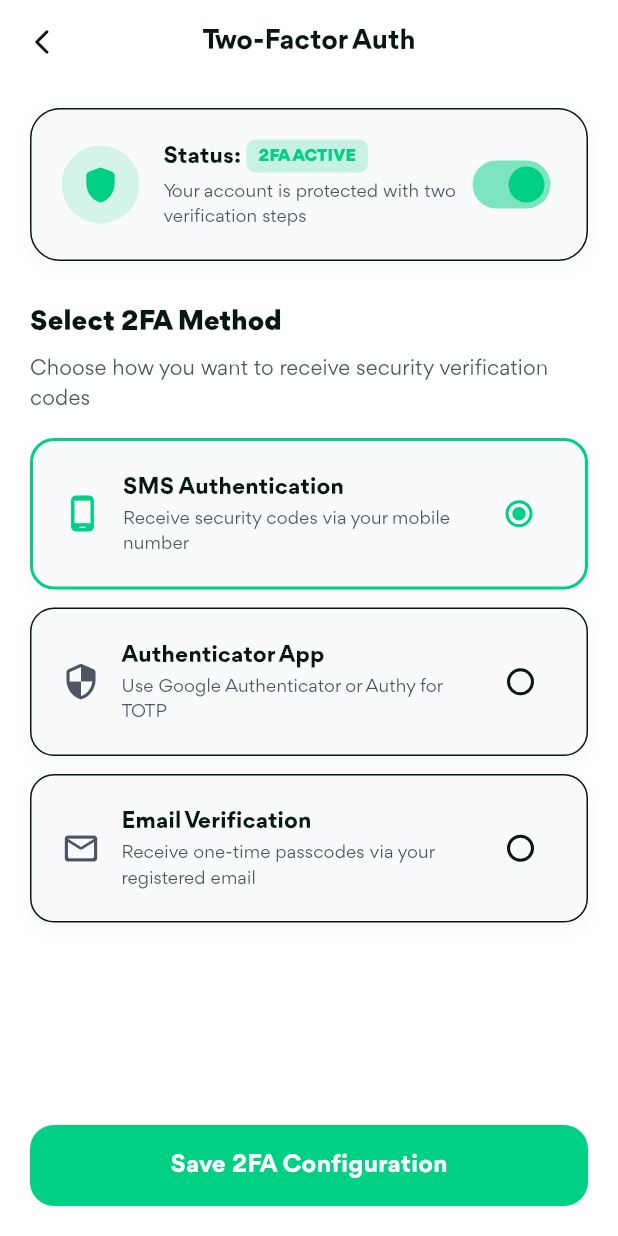
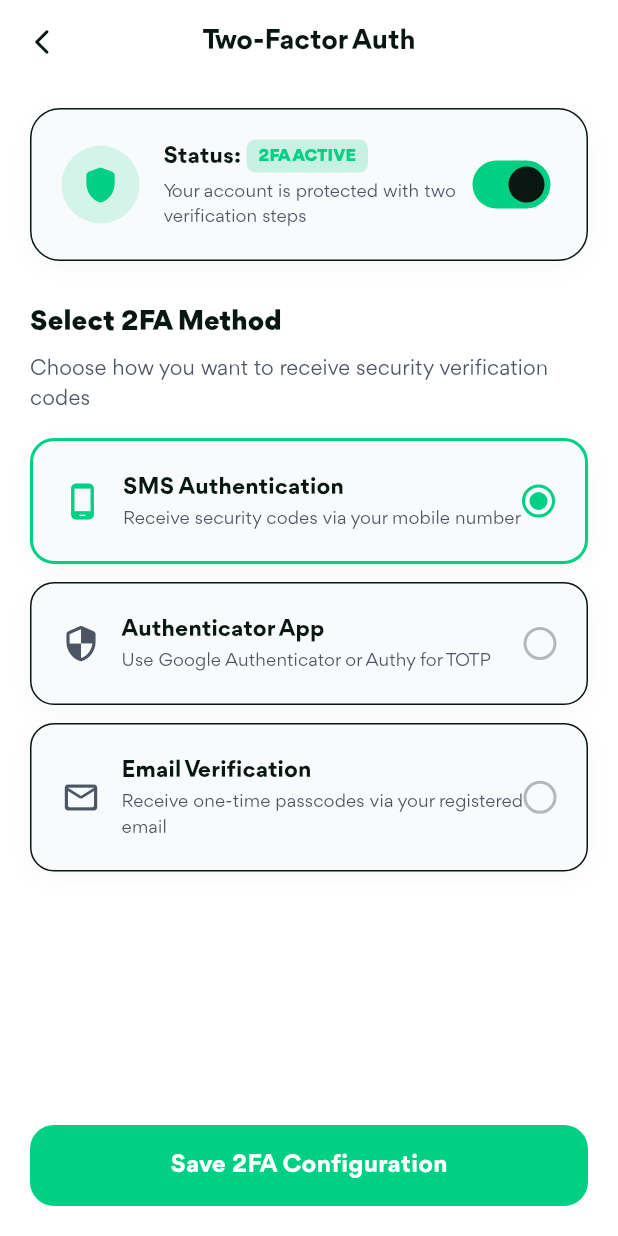
Before and after one commit to Habedexise1/tappay, a Flutter app: the TwoFactorSetupScreen screen opened directly, on a phone screen of 412 x 824 dp. Run offline on Flutter 3.47's test engine with Material 3 defaults, Android fonts, the phone set to English and light mode, and no system bars; our stand-ins replace flutter_animate, flutter_secure_storage, go_router, local_auth, share_plus, shared_preferences; missing offline and left inert: home_widget; accounts and stored records are empty.

Commit message:
fix(auth): update switch and radio styles to match design tokens without deprecations

```diff
--- a/lib/features/auth/presentation/screens/two_factor_setup_screen.dart
+++ b/lib/features/auth/presentation/screens/two_factor_setup_screen.dart
@@ -154,7 +154,7 @@ class _TwoFactorSetupScreenState extends State<TwoFactorSetupScreen> {
                     ),
                     Switch.adaptive(
                       value: _isEnabled,
-                      activeColor: AppColors.primaryGreen,
+                      activeTrackColor: AppColors.primaryGreen,
                       onChanged: (val) {
                         setState(() {
                           _isEnabled = val;
@@ -245,18 +245,28 @@ class _TwoFactorSetupScreenState extends State<TwoFactorSetupScreen> {
                             ],
                           ),
                         ),
-                        Radio<TwoFactorMethod>(
-                          value: method,
-                          groupValue: _isEnabled ? _selectedMethod : null,
-                          activeColor: AppColors.primaryGreen,
-                          onChanged: _isEnabled
-                              ? (val) {
-                                  if (val != null) {
-                                    setState(() {
-                                      _selectedMethod = val;
-                                    });
-                                  }
-                                }
+                        Container(
+                          width: 22,
+                          height: 22,
+                          decoration: BoxDecoration(
+                            shape: BoxShape.circle,
+                            border: Border.all(
+                              color: isSelected && _isEnabled
+                                  ? AppColors.primaryGreen
+                                  : textSecondary.withValues(alpha: 0.4),
+                              width: 2,
+                            ),
+                          ),
+                          alignment: Alignment.center,
+                          child: isSelected && _isEnabled
+                              ? Container(
+                                  width: 12,
+                                  height: 12,
+                                  decoration: const BoxDecoration(
+                                    color: AppColors.primaryGreen,
+                                    shape: BoxShape.circle,
+                                  ),
+                                )
                               : null,
                         ),
                       ],
```
